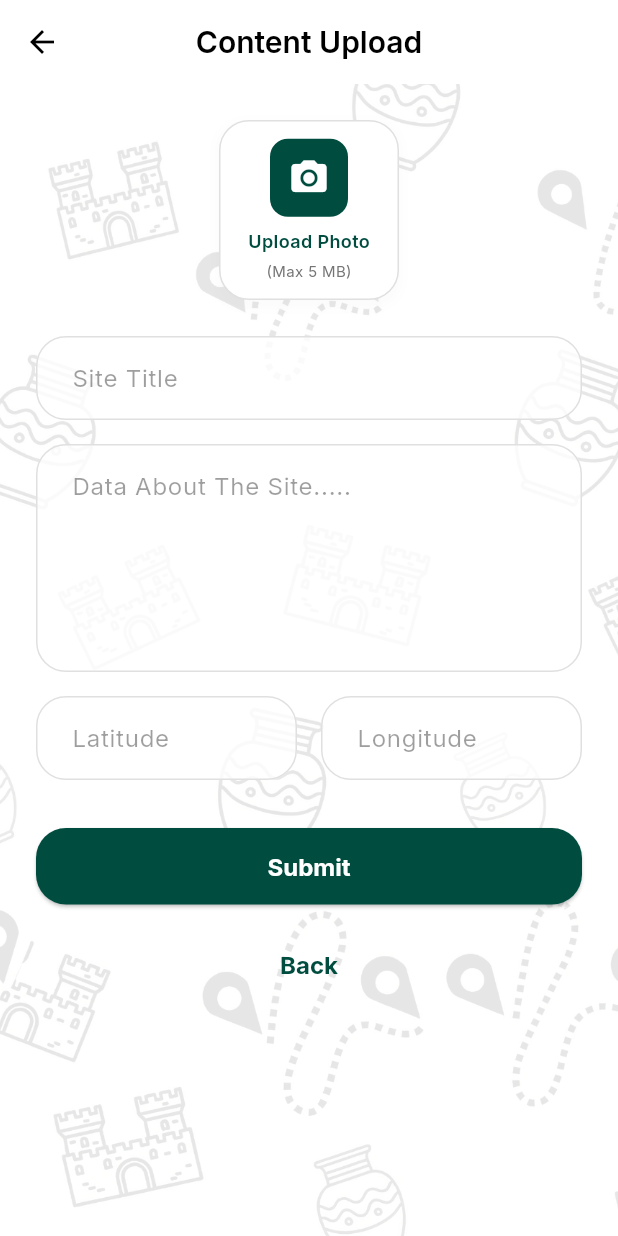
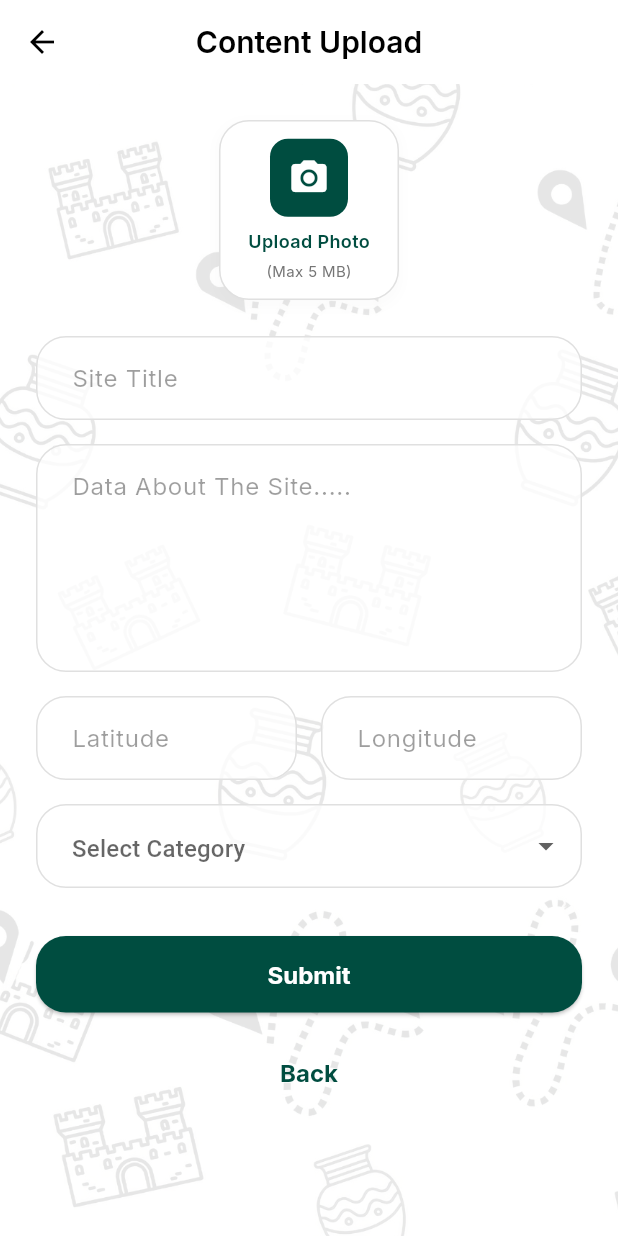
Before and after one commit to souza2026/final-year, a Flutter app: the ContentUploadScreen screen opened by its route, on a phone screen of 412 x 824 dp. Run offline on Flutter 3.47's test engine with Material 3 defaults, Android fonts, the phone set to English and light mode, and no system bars; drawn by our look-alikes of flutter_form_builder; our stand-ins replace cached_network_image, firebase_core, flutter_map, form_builder_validators, go_router, google_fonts and 5 more; accounts and stored records are empty; network calls fail.

Commit message:
added categories to admin add , edit

```diff
--- a/lib/src/screens/admin/content_upload_screen.dart
+++ b/lib/src/screens/admin/content_upload_screen.dart
@@ -11,6 +11,7 @@ import 'package:provider/provider.dart';
 import 'package:supabase_flutter/supabase_flutter.dart';
 import '../../providers/location_provider.dart';
 import '../../models/location_model.dart';
+import '../../constants/categories.dart';
 
 class ContentUploadScreen extends StatefulWidget {
   const ContentUploadScreen({super.key});
@@ -103,6 +104,7 @@ class _ContentUploadScreenState extends State<ContentUploadScreen> {
         latitude: double.tryParse(formData['latitude'].toString()) ?? 15.2993,
         longitude: double.tryParse(formData['longitude'].toString()) ?? 73.9814,
         images: [imageUrl],
+        category: formData['category'] ?? '',
       );
 
       // Save to Supabase (via LocationProvider)
@@ -263,6 +265,50 @@ class _ContentUploadScreenState extends State<ContentUploadScreen> {
                           ),
                         ],
                       ),
+                      const SizedBox(height: 16),
+                      FormBuilderDropdown<String>(
+                        name: 'category',
+                        decoration: InputDecoration(
+                          hintText: 'Select Category',
+                          filled: true,
+                          fillColor: Colors.white.withAlpha(204),
+                          contentPadding: const EdgeInsets.symmetric(
+                            horizontal: 20,
+                            vertical: 16,
+                          ),
+                          border: OutlineInputBorder(
+                            borderRadius: BorderRadius.circular(20.0),
+                            borderSide: BorderSide(color: Colors.grey.shade300),
+                          ),
+                          enabledBorder: OutlineInputBorder(
+                            borderRadius: BorderRadius.circular(20.0),
+                            borderSide: BorderSide(color: Colors.grey.shade300),
+                          ),
+                          focusedBorder: OutlineInputBorder(
+                            borderRadius: BorderRadius.circular(20.0),
+                            borderSide: const BorderSide(
+                              color: Color(0xFF004D40),
+                              width: 2.0,
+                            ),
+                          ),
+                        ),
+                        validator: FormBuilderValidators.required(),
+                        items: LocationCategories.chips
+                            .where((c) => c['key'] != 'all')
+                            .map(
+                              (c) => DropdownMenuItem<String>(
+                                value: c['key'] as String,
+                                child: Row(
+                                  children: [
+                                    Icon(c['icon'] as IconData, size: 20),
+                                    const SizedBox(width: 8),
+                                    Text(c['label'] as String),
+                                  ],
+                                ),
+                              ),
+                            )
+                            .toList(),
+                      ),
                       const SizedBox(height: 32),
                       ElevatedButton(
                         onPressed: _isLoading ? null : _submit,
```
Also changed, not shown: lib/src/screens/admin/detailed_edit_screen.dart (+52 -0 lines).
